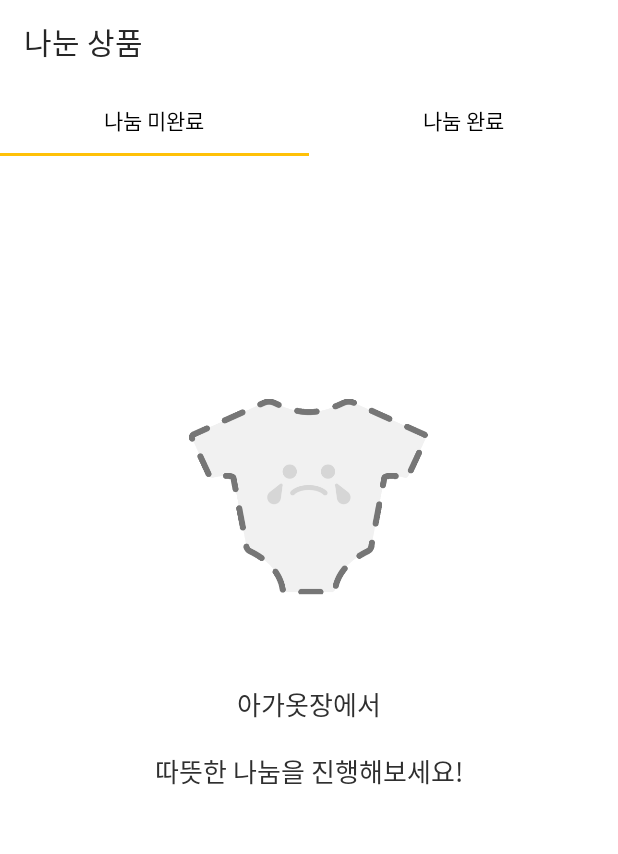
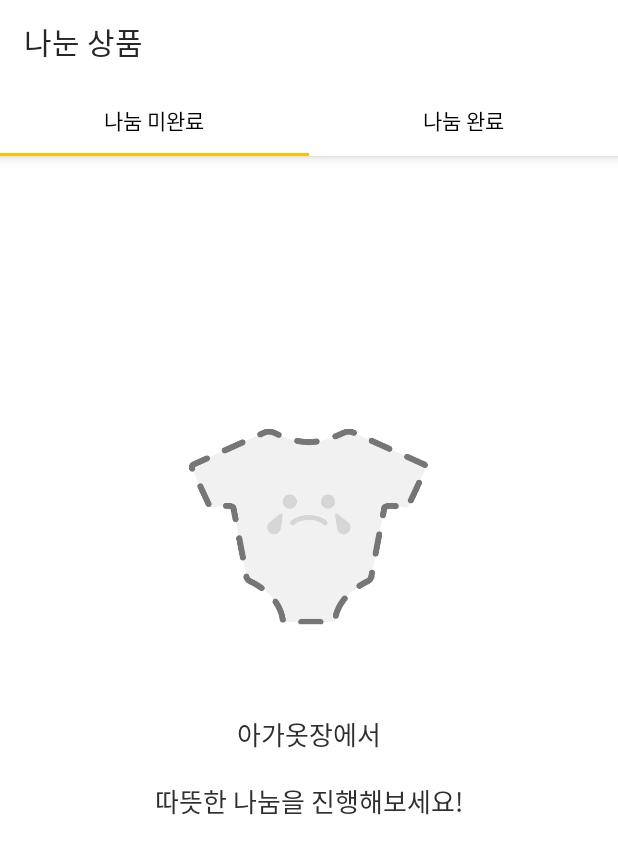
Before and after one commit to BabyClosetGroup/BabyClosetAndroid, an Android app: the ShareProductActivity screen opened directly, with no data from a screen before it, on a phone screen of 412 x 824 dp. Shown: the top 854 px of the screen. Run offline under Robolectric (Android 15) with nearby library versions, the light colour scheme and no system bars; pictures from the network do not load; 6 statements that could not run were skipped.

Commit message:
Merge branch 'master' of https://github.com/BabyClosetGroup/BabyClosetAndroid
# Conflicts:
#	app/src/main/res/layout/toolbar_all_product.xml
#	app/src/main/res/layout/toolbar_product.xml

```diff
--- a/app/src/main/java/com/example/babycloset/UI/Activity/LoginActivity.kt
+++ b/app/src/main/java/com/example/babycloset/UI/Activity/LoginActivity.kt
@@ -92,15 +92,14 @@ class LoginActivity : AppCompatActivity() {
 
             override fun onResponse(call: Call<PostLoginResponse>, response: Response<PostLoginResponse>) {
                 if (response.isSuccessful){
-                    toast(response.body()!!.message)
                     if (response.body()!!.status == 200){
-                        Log.e("tag", "로그인 성공")
                         SharedPreference.setUserToken(this@LoginActivity, response.body()!!.data!!.token)
                         SharedPreference.setUserID(this@LoginActivity,u_id)
                         SharedPreference.setUserPW(this@LoginActivity, u_pw)
                         Log.e("tag", response.body()!!.data!!.token)
                         startActivity<MainActivity>()
-                    }
+                    } else
+                        toast(response.body()!!.message)
                 }
             }
         })
--- a/app/src/main/res/layout/activity_edit_info.xml
+++ b/app/src/main/res/layout/activity_edit_info.xml
@@ -200,7 +200,7 @@
             android:layout_marginTop="16dp"
             android:layout_marginBottom="24dp"
             android:layout_marginLeft="16dp"
-            android:text="계정정보"
+            android:text="계정관리"
             android:layout_width="match_parent"
             android:layout_height="wrap_content"
     />
--- a/app/src/main/res/layout/activity_share_product.xml
+++ b/app/src/main/res/layout/activity_share_product.xml
@@ -10,15 +10,21 @@
     tools:context=".UI.Activity.ShareProductActivity">
 
     <include layout="@layout/toolbar_share_product" android:id="@+id/toolbar_share_product"/>
-
-
+    <RelativeLayout
+            android:layout_centerInParent="true"
+            android:paddingBottom="20dp"
+            android:clipToPadding="false"
+            android:layout_width="wrap_content"
+            android:layout_height="wrap_content">
         <android.support.design.widget.TabLayout
             android:id="@+id/tl_share_category"
             android:layout_width="match_parent"
             android:layout_height="wrap_content"
             app:tabIndicatorColor="@color/colorAccent"
+            android:background="#ffffff"
+            android:elevation="5dp"
             ></android.support.design.widget.TabLayout>
-
+    </RelativeLayout>
     <android.support.v4.view.ViewPager
         android:layout_width="match_parent"
         android:layout_height="match_parent"
```
Lines whose indentation alone changed are shown as unchanged.
